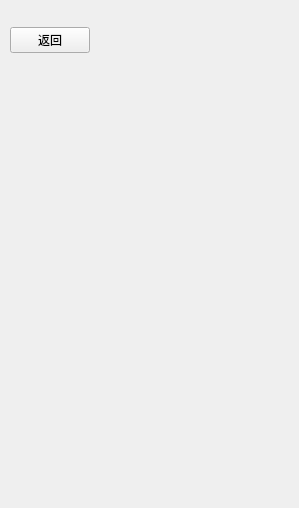
Above: ui_class/map_window.ui from reflux18d/MaiGO before the change. Below: the same form after it.
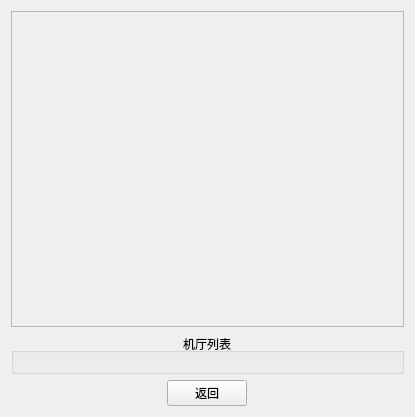
That is the form after the change. Icons and pictures are not drawn.

Commit message: Basic Record Complete

Patch:
```diff
--- a/ui_class/map_window.ui
+++ b/ui_class/map_window.ui
@@ -6,46 +6,89 @@
    <rect>
     <x>0</x>
     <y>0</y>
-    <width>299</width>
-    <height>508</height>
+    <width>415</width>
+    <height>417</height>
    </rect>
   </property>
   <property name="windowTitle">
-   <string/>
+   <string>开始界面</string>
   </property>
-  <widget class="QWidget" name="horizontalLayoutWidget">
+  <property name="windowIcon">
+   <iconset>
+    <selectedon>:/image/bear.png</selectedon>
+   </iconset>
+  </property>
+  <layout class="QVBoxLayout" name="verticalLayout_2">
+   <item>
+    <widget class="QScrollArea" name="scrollArea">
+     <property name="widgetResizable">
+      <bool>true</bool>
+     </property>
+     <property name="alignment">
+      <set>Qt::AlignCenter</set>
+     </property>
+     <widget class="QWidget" name="scrollAreaWidgetContents">
    <property name="geometry">
     <rect>
-     <x>10</x>
-     <y>10</y>
-     <width>281</width>
-     <height>61</height>
-    </rect>
-   </property>
+        <x>0</x>
+        <y>-249</y>
+        <width>1578</width>
+        <height>988</height>
+       </rect>
+      </property>
+      <layout class="QVBoxLayout" name="verticalLayout">
+       <item>
+        <widget class="QLabel" name="label">
+         <property name="sizePolicy">
+          <sizepolicy hsizetype="Maximum" vsizetype="Maximum">
+           <horstretch>0</horstretch>
+           <verstretch>0</verstretch>
+          </sizepolicy>
+         </property>
+         <property name="text">
+          <string/>
+         </property>
+         <property name="pixmap">
+          <pixmap resource="../resources.qrc">:/image/map.png</pixmap>
+         </property>
+        </widget>
+       </item>
+      </layout>
+     </widget>
+    </widget>
+   </item>
+   <item>
+    <widget class="QGroupBox" name="groupBox">
+     <property name="title">
+      <string>机厅列表</string>
+     </property>
+     <property name="alignment">
+      <set>Qt::AlignCenter</set>
+     </property>
+     <layout class="QHBoxLayout" name="arcade_layout"/>
+    </widget>
+   </item>
+   <item>
    <layout class="QHBoxLayout" name="horizontalLayout">
     <item>
      <widget class="QPushButton" name="return_button">
+       <property name="sizePolicy">
+        <sizepolicy hsizetype="Fixed" vsizetype="Fixed">
+         <horstretch>0</horstretch>
+         <verstretch>0</verstretch>
+        </sizepolicy>
+       </property>
       <property name="text">
        <string>返回</string>
       </property>
      </widget>
     </item>
-    <item>
-     <spacer name="horizontalSpacer">
-      <property name="orientation">
-       <enum>Qt::Horizontal</enum>
-      </property>
-      <property name="sizeHint" stdset="0">
-       <size>
-        <width>40</width>
-        <height>20</height>
-       </size>
-      </property>
-     </spacer>
+    </layout>
     </item>
    </layout>
   </widget>
- </widget>
- <resources/>
+ <resources>
+  <include location="../resources.qrc"/>
+ </resources>
  <connections/>
 </ui>
```
Lines whose indentation alone changed are shown as unchanged. The commit also changes 2 other files.
